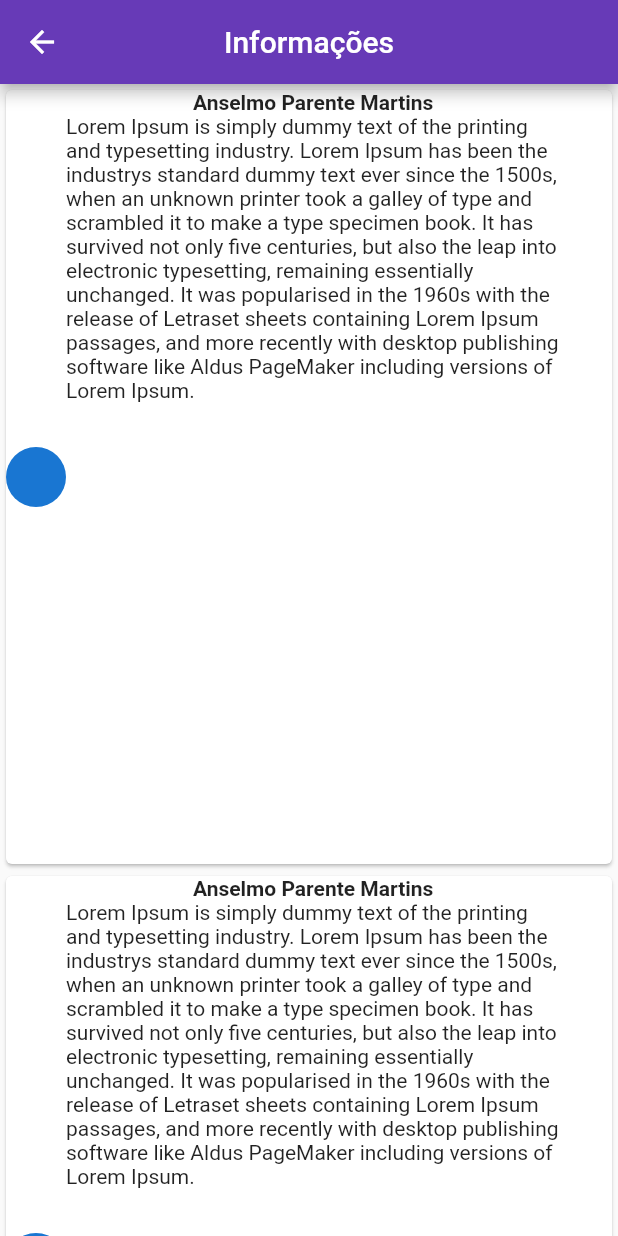
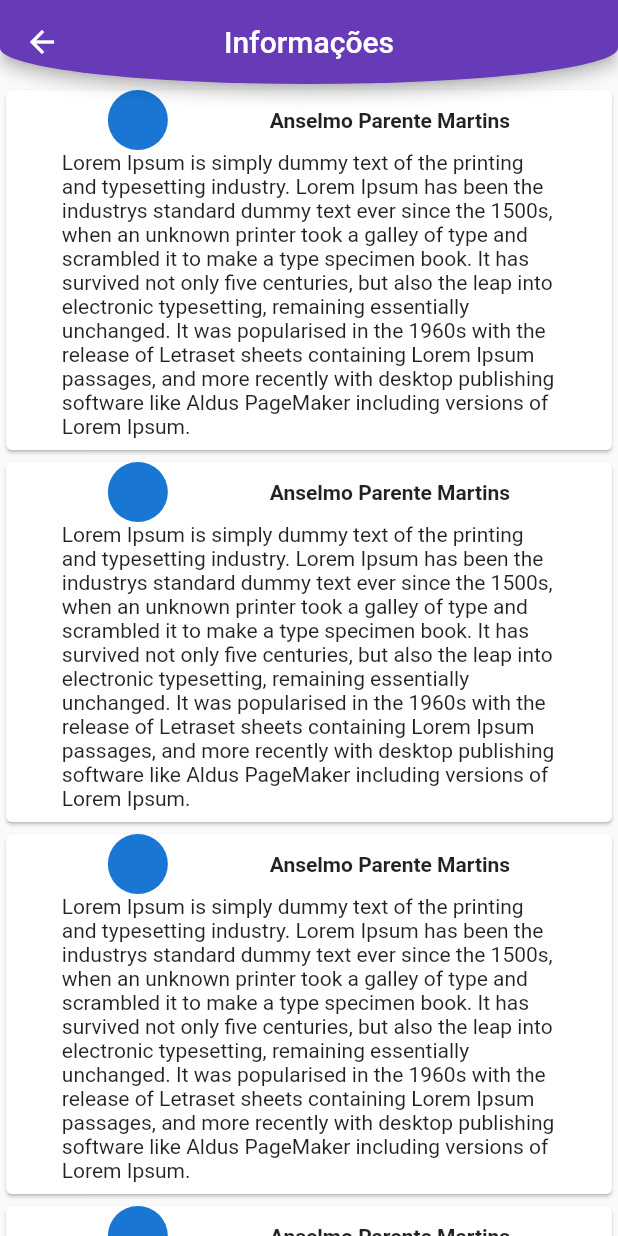
Before and after one commit to anselmoparente/Farmacoped, a Flutter app: the InformationPage screen opened directly, on a phone screen of 412 x 824 dp. Run offline on Flutter 3.47's test engine with Material 2 defaults, Android fonts, the light colour scheme and no system bars; drawn by our look-alikes of auto_size_text; our stand-ins replace cloud_firestore, firebase_core, flutter_svg, get, get_storage, google_mobile_ads and 1 more; accounts and stored records are empty.

Commit message:
Update item information page

```diff
--- a/lib/ui/information_page/information_page.dart
+++ b/lib/ui/information_page/information_page.dart
@@ -12,6 +12,11 @@ class InformationPage extends StatelessWidget {
         centerTitle: true,
         title: Text('informations'.tr),
         backgroundColor: Colors.deepPurple,
+        shape: RoundedRectangleBorder(
+          borderRadius: BorderRadius.vertical(
+            bottom: Radius.elliptical(Get.width, 48.0),
+          ),
+        ),
       ),
       body: ListView.builder(
         itemCount: 5,
--- a/lib/ui/information_page/widgets/item_information.dart
+++ b/lib/ui/information_page/widgets/item_information.dart
@@ -1,3 +1,4 @@
+import 'package:auto_size_text/auto_size_text.dart';
 import 'package:flutter/material.dart';
 import 'package:get/get.dart';
 
@@ -10,25 +11,21 @@ class ItemInformation extends StatelessWidget {
       child: Column(
         children: [
           Row(
+            mainAxisAlignment: MainAxisAlignment.spaceEvenly,
             children: [
               CircleAvatar(),
-              Column(
-                children: [
-                  Text(
-                    'Anselmo Parente Martins',
-                    style: TextStyle(fontWeight: FontWeight.bold),
-                  ),
-                  Container(
-                    height: 500,
-                    width: Get.width * 0.8,
-                    child: Text(
-                      'Lorem Ipsum is simply dummy text of the printing and typesetting industry. Lorem Ipsum has been the industrys standard dummy text ever since the 1500s, when an unknown printer took a galley of type and scrambled it to make a type specimen book. It has survived not only five centuries, but also the leap into electronic typesetting, remaining essentially unchanged. It was popularised in the 1960s with the release of Letraset sheets containing Lorem Ipsum passages, and more recently with desktop publishing software like Aldus PageMaker including versions of Lorem Ipsum.',
-                      maxLines: 500,
-                    ),
-                  ),
-                ],
+              Text(
+                'Anselmo Parente Martins',
+                style: TextStyle(fontWeight: FontWeight.bold),
               ),
             ],
+          ),
+          Container(
+            height: 200,
+            width: Get.width * 0.8,
+            child: AutoSizeText(
+              'Lorem Ipsum is simply dummy text of the printing and typesetting industry. Lorem Ipsum has been the industrys standard dummy text ever since the 1500s, when an unknown printer took a galley of type and scrambled it to make a type specimen book. It has survived not only five centuries, but also the leap into electronic typesetting, remaining essentially unchanged. It was popularised in the 1960s with the release of Letraset sheets containing Lorem Ipsum passages, and more recently with desktop publishing software like Aldus PageMaker including versions of Lorem Ipsum.',
+            ),
           ),
         ],
       ),
--- a/pubspec.yaml
+++ b/pubspec.yaml
@@ -39,6 +39,7 @@ dependencies:
   url_launcher: ^6.1.6
   google_mobile_ads: ^2.2.0
   flutter_svg: ^2.0.4
+  auto_size_text: ^3.0.0
 
 dev_dependencies:
   flutter_test:
```
Also changed, not shown: pubspec.lock.
